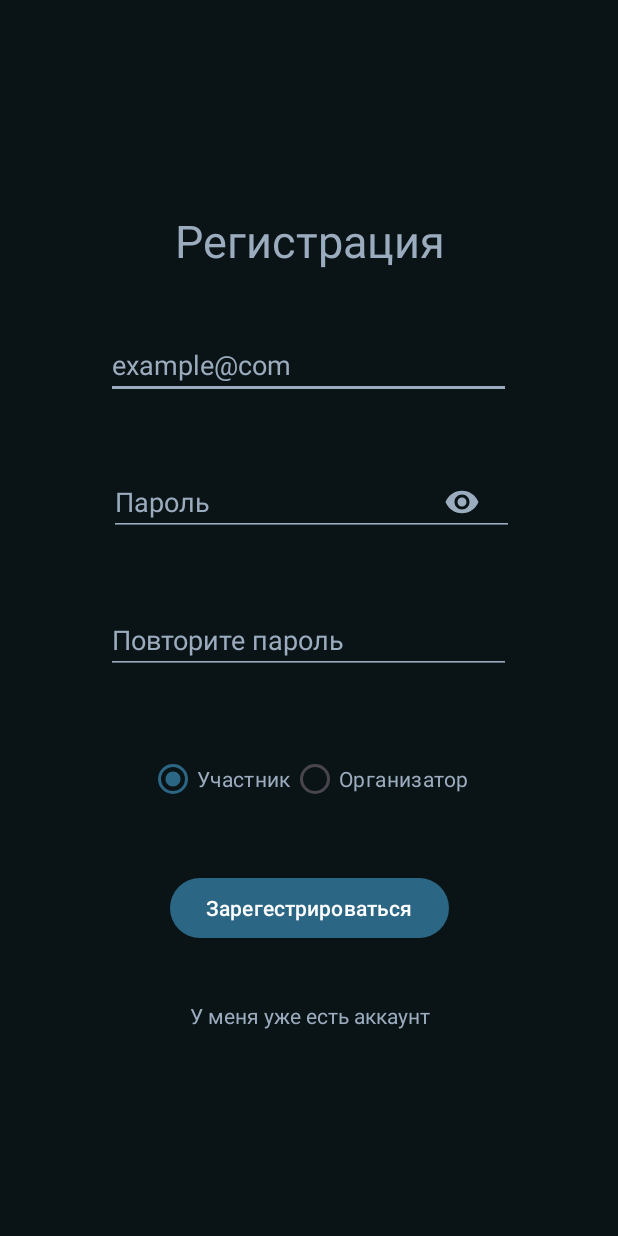
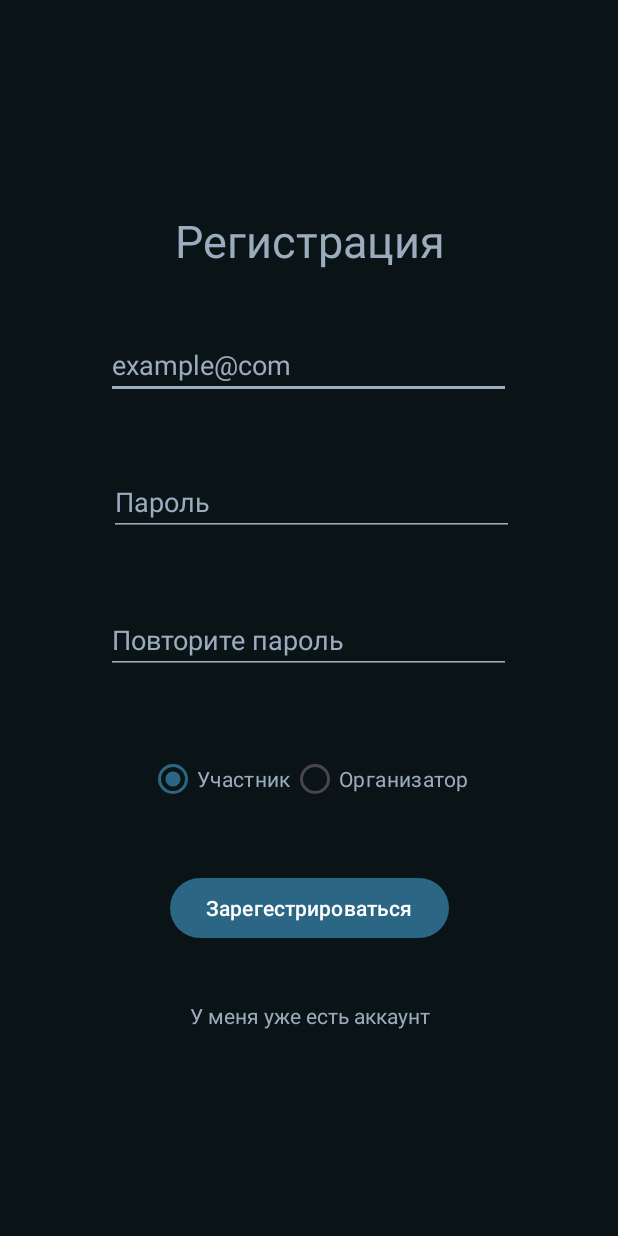
Before and after one commit to DrakeNeJivoy/HackLeague, an Android app: the RegisterActivity screen opened directly, with no data from a screen before it, on a phone screen of 412 x 824 dp. Run offline under Robolectric (Android 15) with nearby library versions, the phone set to English and light mode, and no system bars; our stand-ins replace Firebase (no records; nobody signed in at launch, a user with empty details on screens opened directly); 1 statement that could not run was skipped.

Commit message:
version idk

```diff
--- a/app/src/main/res/layout/activity_register.xml
+++ b/app/src/main/res/layout/activity_register.xml
@@ -59,19 +59,6 @@
         app:layout_constraintEnd_toEndOf="parent"
         app:layout_constraintStart_toStartOf="parent"
         app:layout_constraintTop_toBottomOf="@+id/editTextTextEmailAddress" />
-
-    <ImageButton
-        android:id="@+id/imageButtonViewPassword"
-        android:layout_width="wrap_content"
-        android:layout_height="wrap_content"
-        android:layout_marginStart="200dp"
-        android:background="@color/blackblue"
-        app:layout_constraintBottom_toBottomOf="@+id/editTextTextPassword"
-        app:layout_constraintEnd_toEndOf="@+id/editTextTextPassword"
-        app:layout_constraintStart_toStartOf="@+id/editTextTextPassword"
-        app:layout_constraintTop_toTopOf="@+id/editTextTextPassword"
-        app:srcCompat="@drawable/eye_password"
-        app:tint="@color/grey" />
 
     <EditText
         android:id="@+id/editTextTextPassword2"
```
